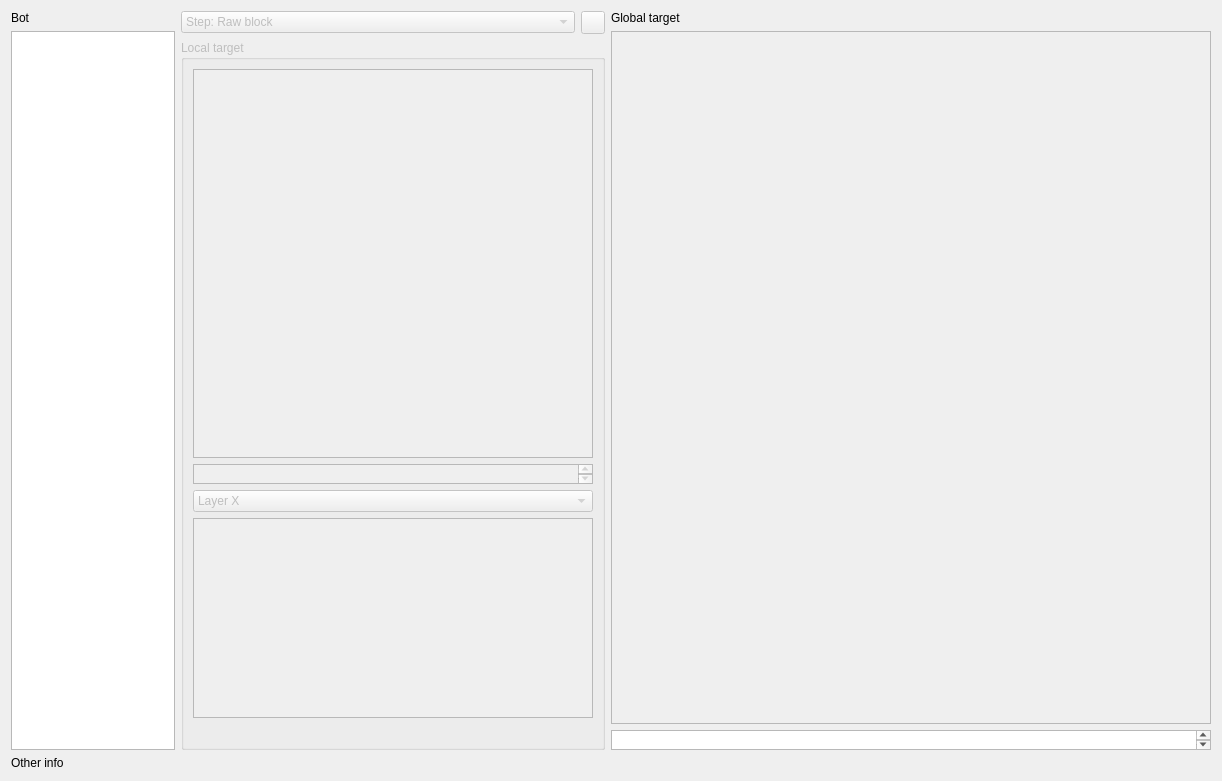
Above: tools/bot-actions/BotTargetList.ui from alphaonex86/CatchChallenger before the change. Below: the same form after it.
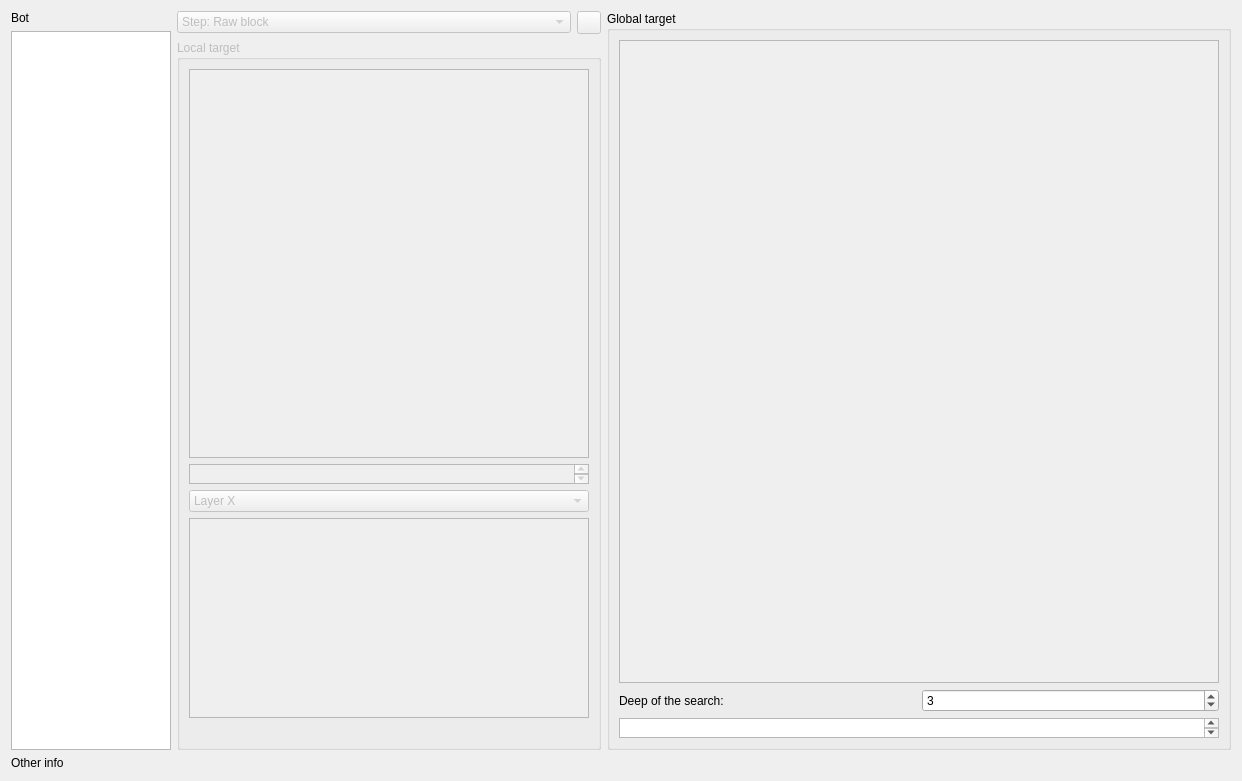
That is the form after the change. Icons and pictures are not drawn.

```diff
--- a/tools/bot-actions/BotTargetList.ui
+++ b/tools/bot-actions/BotTargetList.ui
@@ -15,7 +15,7 @@
   </property>
   <layout class="QVBoxLayout" name="verticalLayout_4">
    <item>
-    <layout class="QHBoxLayout" name="horizontalLayout_2">
+    <layout class="QHBoxLayout" name="horizontalLayout_3">
      <item>
       <layout class="QVBoxLayout" name="verticalLayout">
        <item>
@@ -196,14 +196,11 @@
       </layout>
      </item>
      <item>
-      <layout class="QVBoxLayout" name="verticalLayout_3">
-       <item>
-        <widget class="QLabel" name="label_global_target">
-         <property name="text">
+      <widget class="QGroupBox" name="groupBox">
+       <property name="title">
           <string>Global target</string>
          </property>
-        </widget>
-       </item>
+       <layout class="QVBoxLayout" name="verticalLayout_3">
        <item>
         <widget class="QListWidget" name="globalTargets">
          <property name="enabled">
@@ -223,6 +220,30 @@
          </property>
         </widget>
        </item>
+        <item>
+         <layout class="QHBoxLayout" name="horizontalLayout_2">
+          <item>
+           <widget class="QLabel" name="label_2">
+            <property name="text">
+             <string>Deep of the search:</string>
+            </property>
+           </widget>
+          </item>
+          <item>
+           <widget class="QSpinBox" name="searchDeep">
+            <property name="minimum">
+             <number>2</number>
+            </property>
+            <property name="maximum">
+             <number>999</number>
+            </property>
+            <property name="value">
+             <number>3</number>
+            </property>
+           </widget>
+          </item>
+         </layout>
+        </item>
        <item>
         <widget class="QPlainTextEdit" name="overall_graphvizText">
          <property name="maximumSize">
@@ -234,6 +255,7 @@
         </widget>
        </item>
       </layout>
+      </widget>
      </item>
     </layout>
    </item>
```
Lines whose indentation alone changed are shown as unchanged.
